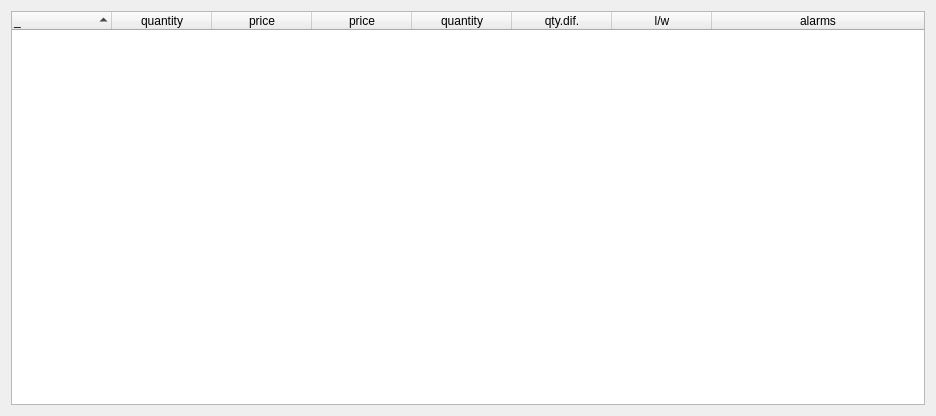
The window that src/qt_components/src/qorderbook/wexecsreport.ui (jleahred/maiquel-toolkit-cpp) describes before a commit, drawn with Qt 5.
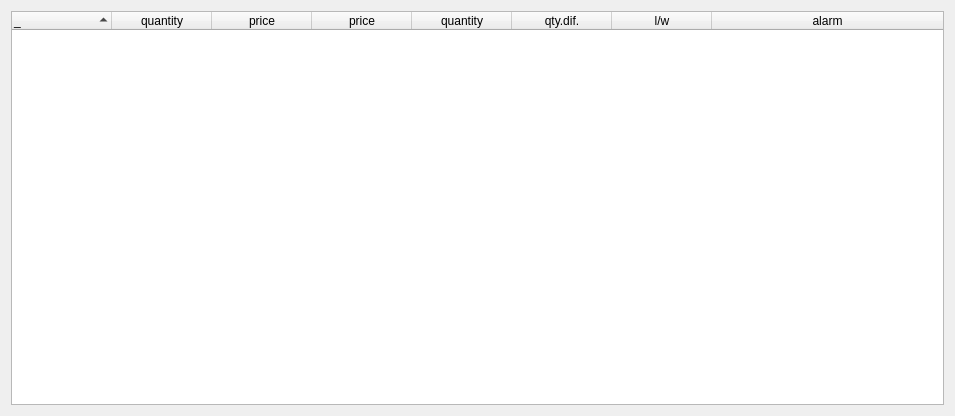
The same window after the commit.

Commit message: cimdtrade  modif  alarms  loss/win

```diff
--- a/src/qt_components/src/qorderbook/wexecsreport.ui
+++ b/src/qt_components/src/qorderbook/wexecsreport.ui
@@ -6,7 +6,7 @@
    <rect>
     <x>0</x>
     <y>0</y>
-    <width>936</width>
+    <width>955</width>
     <height>416</height>
    </rect>
   </property>
@@ -83,7 +83,7 @@
      </column>
      <column>
       <property name="text">
-       <string>alarms</string>
+       <string>alarm</string>
       </property>
       <property name="textAlignment">
        <set>AlignHCenter|AlignVCenter|AlignCenter</set>
```
The commit also changes 3 other files.
